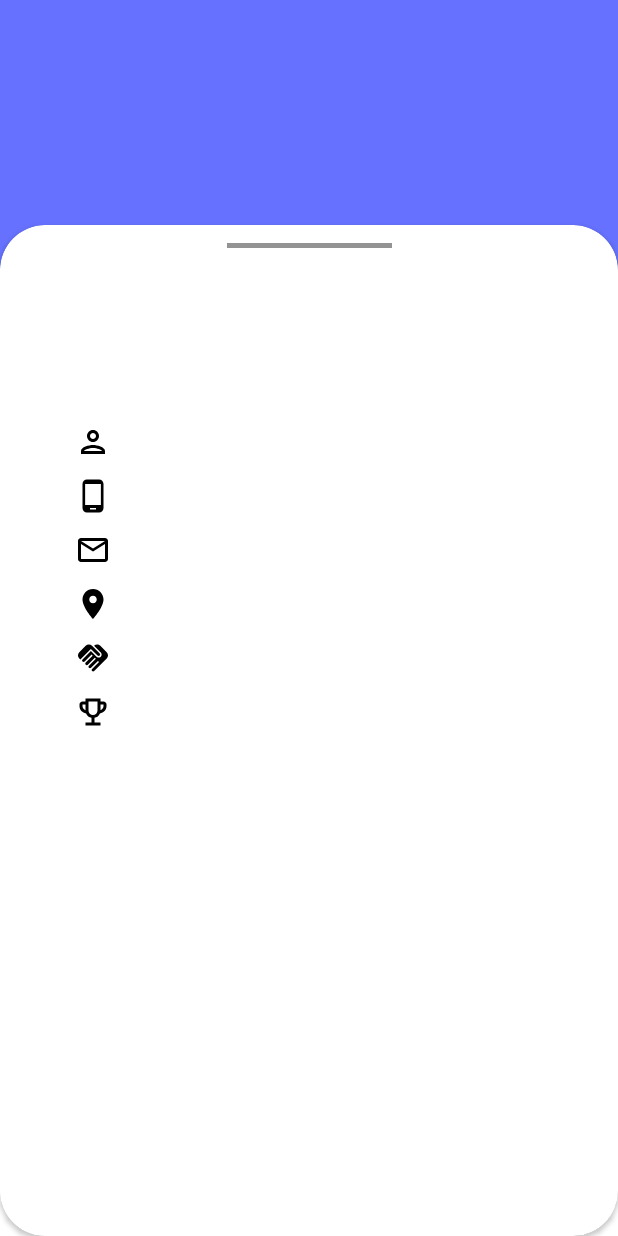
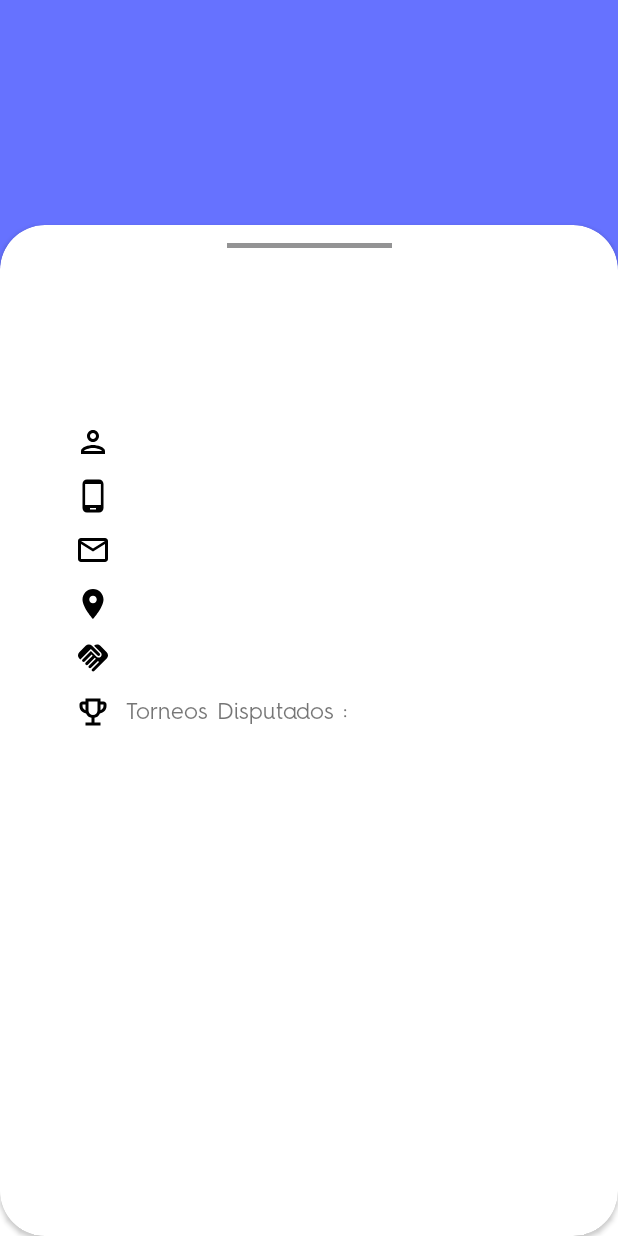
Before and after one commit to GabrielPR93/BaixoMinhoLeague, an Android app: the DetailJugador screen opened directly, with no data from a screen before it, on a phone screen of 412 x 824 dp. Run offline under Robolectric (Android 15) with nearby library versions, the phone set to English and light mode, and no system bars; our stand-ins replace Firebase (no records; nobody signed in at launch, a user with empty details on screens opened directly).

Commit message:
torneosDisputados en detailJugador

```diff
--- a/app/src/main/res/layout/activity_detail_jugador.xml
+++ b/app/src/main/res/layout/activity_detail_jugador.xml
@@ -144,7 +144,7 @@
                 android:layout_marginStart="50dp"
                 app:layout_constraintStart_toStartOf="parent"
                 app:layout_constraintTop_toBottomOf="@id/tvPosiciones"
-                tools:text="Torneos Disputados :" />
+                android:text="Torneos Disputados :" />
 
             <TextView
                 android:id="@+id/tvTorneosDisputados"
@@ -154,7 +154,8 @@
                 android:drawablePadding="10dp"
                 android:fontFamily="@font/hurmegeometricsans4"
                 android:textSize="15dp"
-                android:layout_marginStart="145dp"
+                android:layout_marginStart="100dp"
+                android:layout_marginEnd="30dp"
                 app:layout_constraintStart_toStartOf="parent"
                 app:layout_constraintTop_toBottomOf="@id/tvTituloTorneos"
                 tools:text="● Torneo 1" />
```
Also changed, not shown: app/src/main/java/com/example/baixominholeague/DetailJugador.kt (+40 -1 lines).
